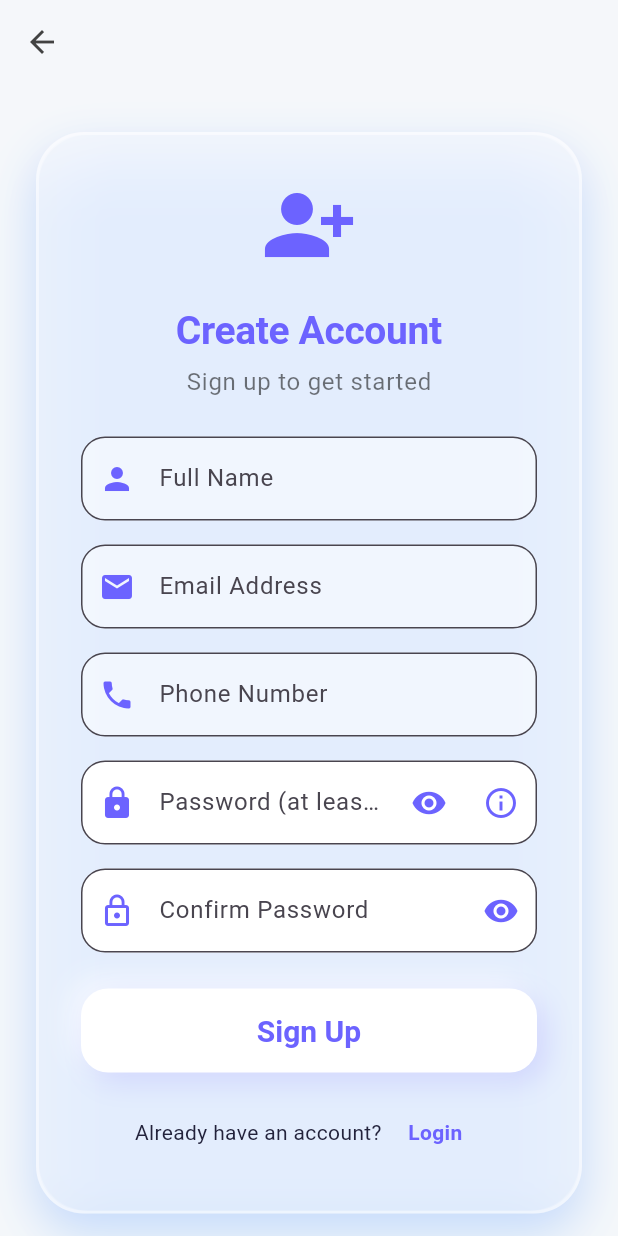
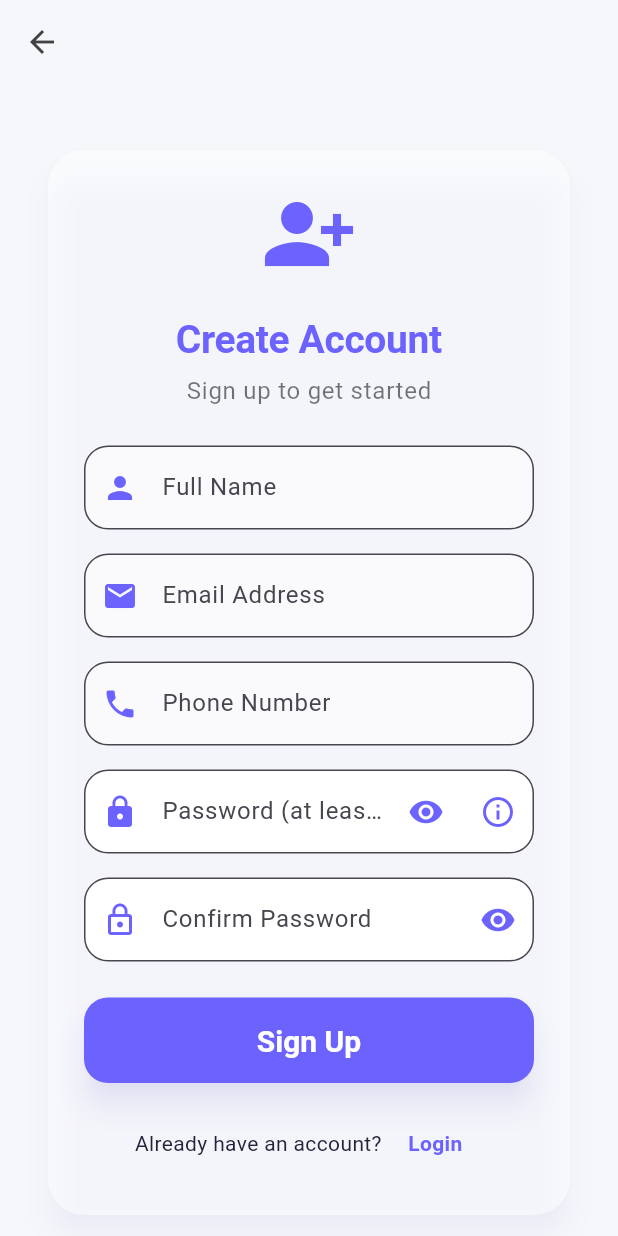
Before and after one commit to saumyahc/Ledgerly, a Flutter app: the SignUpPage screen opened directly, on a phone screen of 412 x 824 dp. Run offline on Flutter 3.47's test engine with Material 3 defaults, Android fonts, the phone set to English and light mode, and no system bars; our stand-ins replace firebase_auth, firebase_core, shared_preferences; accounts and stored records are empty.

Commit message:
Update signup_page.dart

```diff
--- a/lib/screens/signup_page.dart
+++ b/lib/screens/signup_page.dart
@@ -1,8 +1,8 @@
 import 'dart:convert';
 import 'package:flutter/material.dart';
 import 'package:http/http.dart' as http;
-import 'otp_verification_page.dart';
 import '../theme.dart';
+import 'email_verification.dart';
 
 class SignUpPage extends StatefulWidget {
   const SignUpPage({super.key});
@@ -16,7 +16,8 @@ class _SignUpPageState extends State<SignUpPage> {
   final TextEditingController _emailController = TextEditingController();
   final TextEditingController _phoneController = TextEditingController();
   final TextEditingController _passwordController = TextEditingController();
-  final TextEditingController _confirmPasswordController = TextEditingController();
+  final TextEditingController _confirmPasswordController =
+      TextEditingController();
 
   bool _isLoading = false;
   bool _obscurePassword = true;
@@ -28,10 +29,22 @@ class _SignUpPageState extends State<SignUpPage> {
   // Password requirements
   final List<_PasswordRequirement> _requirements = [
     _PasswordRequirement('At least 8 characters', (s) => s.length >= 8),
-    _PasswordRequirement('At least one uppercase letter', (s) => s.contains(RegExp(r'[A-Z]'))),
-    _PasswordRequirement('At least one lowercase letter', (s) => s.contains(RegExp(r'[a-z]'))),
-    _PasswordRequirement('At least one number', (s) => s.contains(RegExp(r'[0-9]'))),
-    _PasswordRequirement('At least one special character (@#\$%\^&\*! etc)', (s) => s.contains(RegExp(r'[@#\$%\^&\*!]'))),
+    _PasswordRequirement(
+      'At least one uppercase letter',
+      (s) => s.contains(RegExp(r'[A-Z]')),
+    ),
+    _PasswordRequirement(
+      'At least one lowercase letter',
+      (s) => s.contains(RegExp(r'[a-z]')),
+    ),
+    _PasswordRequirement(
+      'At least one number',
+      (s) => s.contains(RegExp(r'[0-9]')),
+    ),
+    _PasswordRequirement(
+      'At least one special character (@#\$%^&*! etc)',
+      (s) => s.contains(RegExp(r'[@#\$%\^&\*!]')),
+    ),
   ];
 
   bool _isEmail(String input) {
@@ -112,33 +125,33 @@ class _SignUpPageState extends State<SignUpPage> {
 
     try {
       final response = await http.post(
-        Uri.parse(
-          'http://192.168.65.61/Ledgerly/Ledgerly/backend_example/signup.php',
-        ),
-        body: {
+        Uri.parse('http://192.168.65.61/Ledgerly/backend_example/signup.php'),
+        headers: {'Content-Type': 'application/json'},
+        body: jsonEncode({
           'name': _nameController.text.trim(),
           'email': _emailController.text.trim(),
           'phone': _phoneController.text.trim(),
           'password': _passwordController.text,
-        },
+        }),
       );
-
+      setState(() => _isLoading = false);
+      try {
         final data = jsonDecode(response.body);
-
-      if (data['success']) {
-        setState(() => _isLoading = false);
-
-        // Navigate to OTP verification page
+        if (data['success'] == false &&
+            (data['message']?.contains('already exists') ?? false)) {
+          _showErrorDialog('User already signed up with this email.');
+          return;
+        }
+      } catch (e) {
+        // If response is not JSON, ignore and proceed
+      }
       Navigator.push(
         context,
         MaterialPageRoute(
-            builder: (context) => OTPVerificationPage(),
+          builder: (context) =>
+              EmailVerificationPage(initialEmail: _emailController.text.trim()),
         ),
       );
-      } else {
-        setState(() => _isLoading = false);
-        _showErrorDialog(data['message'] ?? 'Sign up failed');
-      }
     } catch (e) {
       setState(() => _isLoading = false);
       _showErrorDialog('Failed to sign up: $e');
@@ -147,9 +160,7 @@ class _SignUpPageState extends State<SignUpPage> {
 
   @override
   Widget build(BuildContext context) {
-    return AnimatedBackground(
-      child: TouchEffectOverlay(
-        child: Scaffold(
+    return Scaffold(
       backgroundColor: Theme.of(context).scaffoldBackgroundColor,
       appBar: AppBar(
         backgroundColor: Colors.transparent,
@@ -163,27 +174,50 @@ class _SignUpPageState extends State<SignUpPage> {
         child: Center(
           child: SingleChildScrollView(
             child: Padding(
-                  padding: const EdgeInsets.symmetric(horizontal: 24.0, vertical: 32),
-                  child: Glass3DCard(
+              padding: const EdgeInsets.symmetric(
+                horizontal: 24.0,
+                vertical: 32,
+              ),
+              child: Card(
+                elevation: 8,
+                shape: RoundedRectangleBorder(
+                  borderRadius: BorderRadius.circular(24),
+                ),
+                child: Padding(
+                  padding: const EdgeInsets.all(24.0),
                   child: Column(
                     mainAxisSize: MainAxisSize.min,
                     children: [
-                        Icon(Icons.person_add_alt_1, size: 64, color: AppColors.primary),
+                      Icon(
+                        Icons.person_add_alt_1,
+                        size: 64,
+                        color: AppColors.primary,
+                      ),
                       const SizedBox(height: 24),
                       Text(
                         'Create Account',
-                          style: Theme.of(context).textTheme.displayLarge?.copyWith(fontSize: 26, color: AppColors.primary, fontWeight: FontWeight.bold),
+                        style: Theme.of(context).textTheme.displayLarge
+                            ?.copyWith(
+                              fontSize: 26,
+                              color: AppColors.primary,
+                              fontWeight: FontWeight.bold,
+                            ),
                       ),
                       const SizedBox(height: 8),
                       Text(
                         'Sign up to get started',
-                          style: Theme.of(context).textTheme.bodyLarge?.copyWith(color: Colors.black54),
+                        style: Theme.of(
+                          context,
+                        ).textTheme.bodyLarge?.copyWith(color: Colors.black54),
                       ),
                       const SizedBox(height: 24),
                       TextField(
                         controller: _nameController,
                         decoration: InputDecoration(
-                            prefixIcon: Icon(Icons.person, color: AppColors.primary),
+                          prefixIcon: Icon(
+                            Icons.person,
+                            color: AppColors.primary,
+                          ),
                           labelText: 'Full Name',
                         ),
                       ),
@@ -192,7 +226,10 @@ class _SignUpPageState extends State<SignUpPage> {
                         controller: _emailController,
                         keyboardType: TextInputType.emailAddress,
                         decoration: InputDecoration(
-                            prefixIcon: Icon(Icons.email, color: AppColors.primary),
+                          prefixIcon: Icon(
+                            Icons.email,
+                            color: AppColors.primary,
+                          ),
                           labelText: 'Email Address',
                         ),
                       ),
@@ -201,7 +238,10 @@ class _SignUpPageState extends State<SignUpPage> {
                         controller: _phoneController,
                         keyboardType: TextInputType.phone,
                         decoration: InputDecoration(
-                            prefixIcon: Icon(Icons.phone, color: AppColors.primary),
+                          prefixIcon: Icon(
+                            Icons.phone,
+                            color: AppColors.primary,
+                          ),
                           labelText: 'Phone Number',
                         ),
                       ),
@@ -211,18 +251,29 @@ class _SignUpPageState extends State<SignUpPage> {
                         controller: _passwordController,
                         obscureText: _obscurePassword,
                         decoration: InputDecoration(
-                            prefixIcon: Icon(Icons.lock, color: AppColors.primary),
+                          prefixIcon: Icon(
+                            Icons.lock,
+                            color: AppColors.primary,
+                          ),
                           labelText: 'Password (at least 8 characters)',
                           errorText: _passwordError,
                           border: OutlineInputBorder(
                             borderRadius: BorderRadius.circular(16),
                           ),
-                            contentPadding: const EdgeInsets.symmetric(horizontal: 20, vertical: 16),
+                          contentPadding: const EdgeInsets.symmetric(
+                            horizontal: 20,
+                            vertical: 16,
+                          ),
                           suffixIcon: Row(
                             mainAxisSize: MainAxisSize.min,
                             children: [
                               IconButton(
-                                  icon: Icon(_obscurePassword ? Icons.visibility : Icons.visibility_off, color: AppColors.primary),
+                                icon: Icon(
+                                  _obscurePassword
+                                      ? Icons.visibility
+                                      : Icons.visibility_off,
+                                  color: AppColors.primary,
+                                ),
                                 onPressed: () {
                                   setState(() {
                                     _obscurePassword = !_obscurePassword;
@@ -230,14 +281,18 @@ class _SignUpPageState extends State<SignUpPage> {
                                 },
                               ),
                               IconButton(
-                                  icon: Icon(Icons.info_outline, color: AppColors.primary),
+                                icon: Icon(
+                                  Icons.info_outline,
+                                  color: AppColors.primary,
+                                ),
                                 onPressed: () {
                                   showDialog(
                                     context: context,
                                     builder: (context) {
                                       return _PasswordRequirementsDialog(
                                         requirements: _requirements,
-                                          initialPassword: _passwordController.text,
+                                        initialPassword:
+                                            _passwordController.text,
                                       );
                                     },
                                   );
@@ -272,18 +327,30 @@ class _SignUpPageState extends State<SignUpPage> {
                         controller: _confirmPasswordController,
                         obscureText: _obscureConfirmPassword,
                         decoration: InputDecoration(
-                            prefixIcon: Icon(Icons.lock_outline, color: AppColors.primary),
+                          prefixIcon: Icon(
+                            Icons.lock_outline,
+                            color: AppColors.primary,
+                          ),
                           labelText: 'Confirm Password',
                           errorText: _confirmPasswordError,
                           border: OutlineInputBorder(
                             borderRadius: BorderRadius.circular(16),
                           ),
-                            contentPadding: const EdgeInsets.symmetric(horizontal: 20, vertical: 16),
+                          contentPadding: const EdgeInsets.symmetric(
+                            horizontal: 20,
+                            vertical: 16,
+                          ),
                           suffixIcon: IconButton(
-                              icon: Icon(_obscureConfirmPassword ? Icons.visibility : Icons.visibility_off, color: AppColors.primary),
+                            icon: Icon(
+                              _obscureConfirmPassword
+                                  ? Icons.visibility
+                                  : Icons.visibility_off,
+                              color: AppColors.primary,
+                            ),
                             onPressed: () {
                               setState(() {
-                                  _obscureConfirmPassword = !_obscureConfirmPassword;
+                                _obscureConfirmPassword =
+                                    !_obscureConfirmPassword;
                               });
                             },
                           ),
@@ -311,10 +378,29 @@ class _SignUpPageState extends State<SignUpPage> {
                       const SizedBox(height: 24),
                       SizedBox(
                         width: double.infinity,
-                          height: 56,
-                          child: Neumorphic3DButton(
-                            child: Text('Sign Up', style: Theme.of(context).textTheme.titleLarge?.copyWith(color: AppColors.primary)),
-                            onTap: _isLoading ? () {} : () => _handleSignUp(),
+                        child: ElevatedButton(
+                          onPressed: _isLoading ? null : _handleSignUp,
+                          style: ElevatedButton.styleFrom(
+                            padding: const EdgeInsets.symmetric(vertical: 16),
+                            backgroundColor: AppColors.primary,
+                            shape: RoundedRectangleBorder(
+                              borderRadius: BorderRadius.circular(16),
+                            ),
+                          ),
+                          child: _isLoading
+                              ? SizedBox(
+                                  width: 24,
+                                  height: 24,
+                                  child: CircularProgressIndicator(
+                                    color: Colors.white,
+                                    strokeWidth: 2,
+                                  ),
+                                )
+                              : Text(
+                                  'Sign Up',
+                                  style: Theme.of(context).textTheme.titleLarge
+                                      ?.copyWith(color: Colors.white),
+                                ),
                         ),
                       ),
                       const SizedBox(height: 16),
@@ -331,7 +417,8 @@ class _SignUpPageState extends State<SignUpPage> {
                             },
                             child: Text(
                               'Login',
-                                style: Theme.of(context).textTheme.bodyMedium?.copyWith(
+                              style: Theme.of(context).textTheme.bodyMedium
+                                  ?.copyWith(
                                     color: AppColors.primary,
                                     fontWeight: FontWeight.bold,
                                   ),
@@ -340,7 +427,6 @@ class _SignUpPageState extends State<SignUpPage> {
                         ],
                       ),
                     ],
-                    ),
                   ),
                 ),
               ),
@@ -373,13 +459,18 @@ class _PasswordRequirement {
 class _PasswordRequirementsDialog extends StatefulWidget {
   final List<_PasswordRequirement> requirements;
   final String initialPassword;
-  const _PasswordRequirementsDialog({required this.requirements, required this.initialPassword});
+  const _PasswordRequirementsDialog({
+    required this.requirements,
+    required this.initialPassword,
+  });
 
   @override
-  State<_PasswordRequirementsDialog> createState() => _PasswordRequirementsDialogState();
+  State<_PasswordRequirementsDialog> createState() =>
+      _PasswordRequirementsDialogState();
 }
 
-class _PasswordRequirementsDialogState extends State<_PasswordRequirementsDialog> {
+class _PasswordRequirementsDialogState
+    extends State<_PasswordRequirementsDialog> {
   late String _dialogPassword;
 
   @override
@@ -433,7 +524,7 @@ class _PasswordRequirementsDialogState extends State<_PasswordRequirementsDialog
                     ),
                   ],
                 );
-              }).toList(),
+              }),
             ],
           ),
         ),
```
Lines whose indentation alone changed are shown as unchanged.
